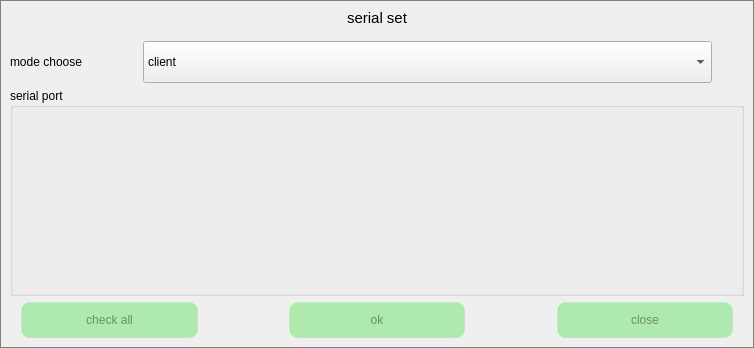
First picture: the form in serial_dialog.ui, repository jizizihe/baijie_demo, before the edit.
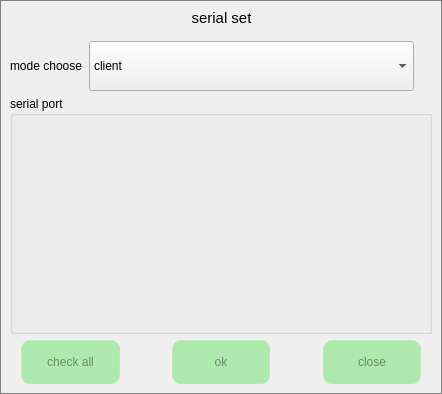
Second picture: the form after the edit. Icons and pictures are not drawn.

Patch:
```diff
--- a/serial_dialog.ui
+++ b/serial_dialog.ui
@@ -6,8 +6,8 @@
    <rect>
     <x>0</x>
     <y>0</y>
-    <width>754</width>
-    <height>348</height>
+    <width>442</width>
+    <height>394</height>
    </rect>
   </property>
   <property name="minimumSize">
```
